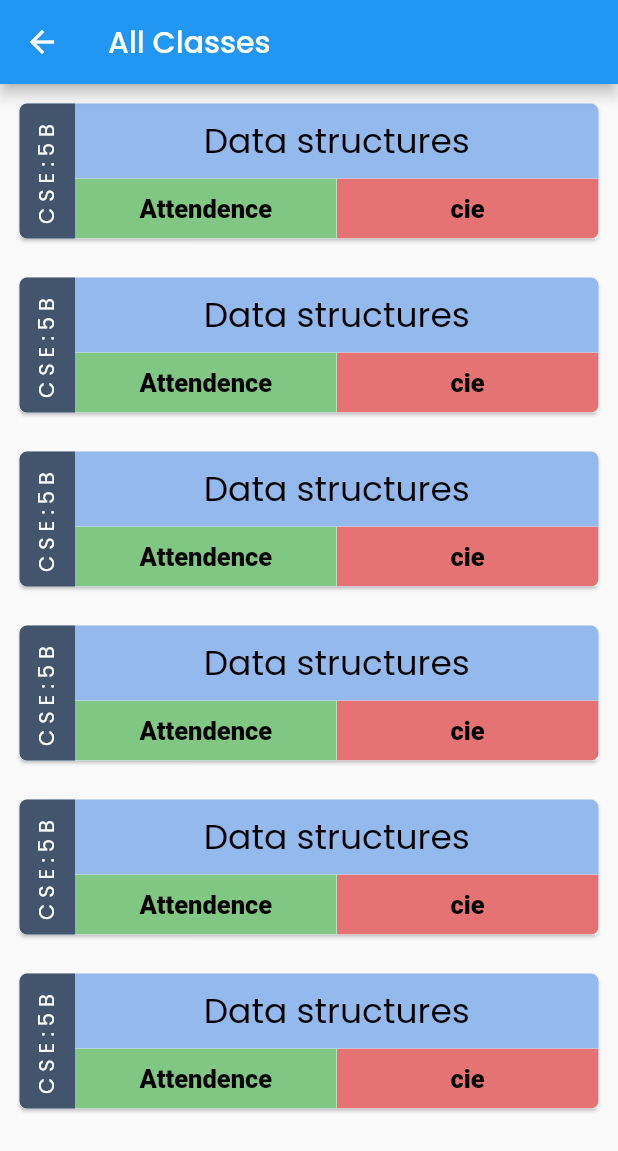
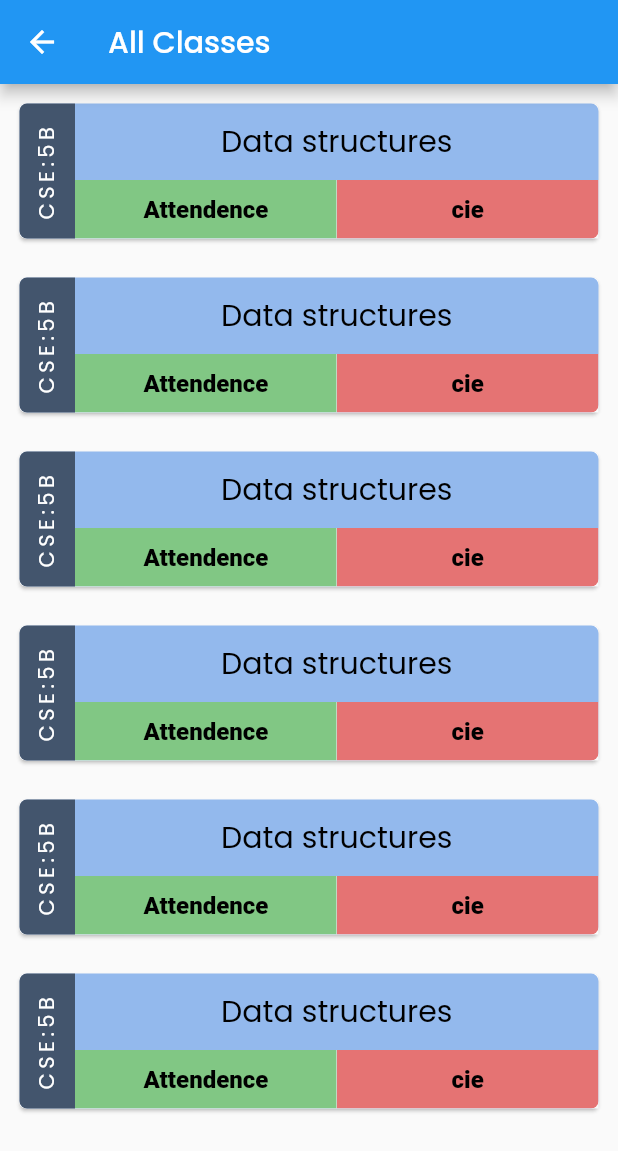
Before and after one commit to App-Sack/flutter-attendance-manager, a Flutter app: the AllClassesScreen screen opened by its route, on a phone screen of 412 x 824 dp. Shown: the top 1151 px of the screen. Run offline on Flutter 3.47's test engine with Material 2 defaults, Android fonts, the phone set to English and light mode, and no system bars; our stand-ins replace flutter_custom_clippers, google_fonts, shared_preferences, step_progress_indicator, table_calendar; accounts and stored records are empty.

Commit message:
small ui changes

```diff
--- a/lib/main.dart
+++ b/lib/main.dart
@@ -17,7 +17,7 @@ class MyApp extends StatelessWidget {
   Widget build(BuildContext context) {
     return MaterialApp(
       debugShowCheckedModeBanner: false,
-      home: LoginScreen(),
+      home: AllClassesScreen(),
       theme: ThemeData(
         textTheme: GoogleFonts.poppinsTextTheme(),
       ),
--- a/lib/resources/auth_methods.dart
+++ b/lib/resources/auth_methods.dart
@@ -1,7 +1,5 @@
 import 'dart:convert';
-
 import 'package:http/http.dart' as http;
-import 'package:intl/intl.dart';
 
 class AuthMethods{
 
@@ -9,7 +7,6 @@ class AuthMethods{
   Future<String> studentLogin(String usn,String password) async{
     final url=Uri.parse("https://sjce12345.pythonanywhere.com/api/student/$usn");
     final data=await http.get(url);
-    print(data.body);
     var extractedData=json.decode(data.body) as Map<String,dynamic>;
     String? dob=extractedData['dob'];
     if(dob!=null){
--- a/lib/widgets/all_classes_tile.dart
+++ b/lib/widgets/all_classes_tile.dart
@@ -29,7 +29,7 @@ class ClassTile extends StatelessWidget {
                     padding: EdgeInsets.all(8.0),
                     child: Text(
                       'CSE:5B', textAlign: TextAlign.center,
-                      style: TextStyle(color: Colors.white, letterSpacing: 4),
+                      style: TextStyle(color: Colors.white, letterSpacing: 3),
                       // child: AutoSizeText(
                       //   subject.getTodayStatus(todayDate),
                       //   style: TextStyle(color: Colors.white),
@@ -44,13 +44,10 @@ class ClassTile extends StatelessWidget {
                 child: Column(
                   children: [
                     const Expanded(
-                      child: Padding(
-                        padding: EdgeInsets.all(8.0),
-                        child: Center(
-                          child: Text(
-                            'Data structures',
-                            style: TextStyle(color: Colors.black, fontSize: 23),
-                          ),
+                      child: Center(
+                        child: Text(
+                          'Data structures',
+                          style: TextStyle(color: Colors.black, fontSize: 20),
                         ),
                       ),
                     ),
@@ -119,7 +116,7 @@ class ActionButton extends StatelessWidget {
                   text,
                   style: const TextStyle(
                       color: Colors.black,
-                      fontSize: 17,
+                      fontSize: 16,
                       fontFamily: 'OpenSans',
                       fontWeight: FontWeight.w800),
                 ),
```
